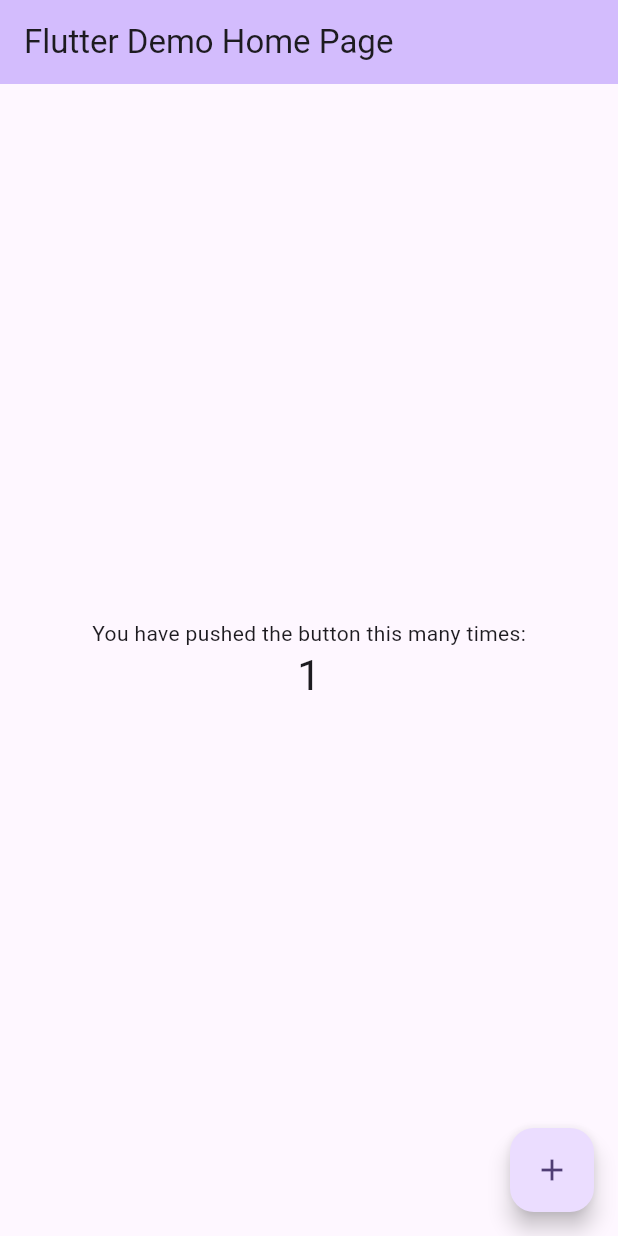
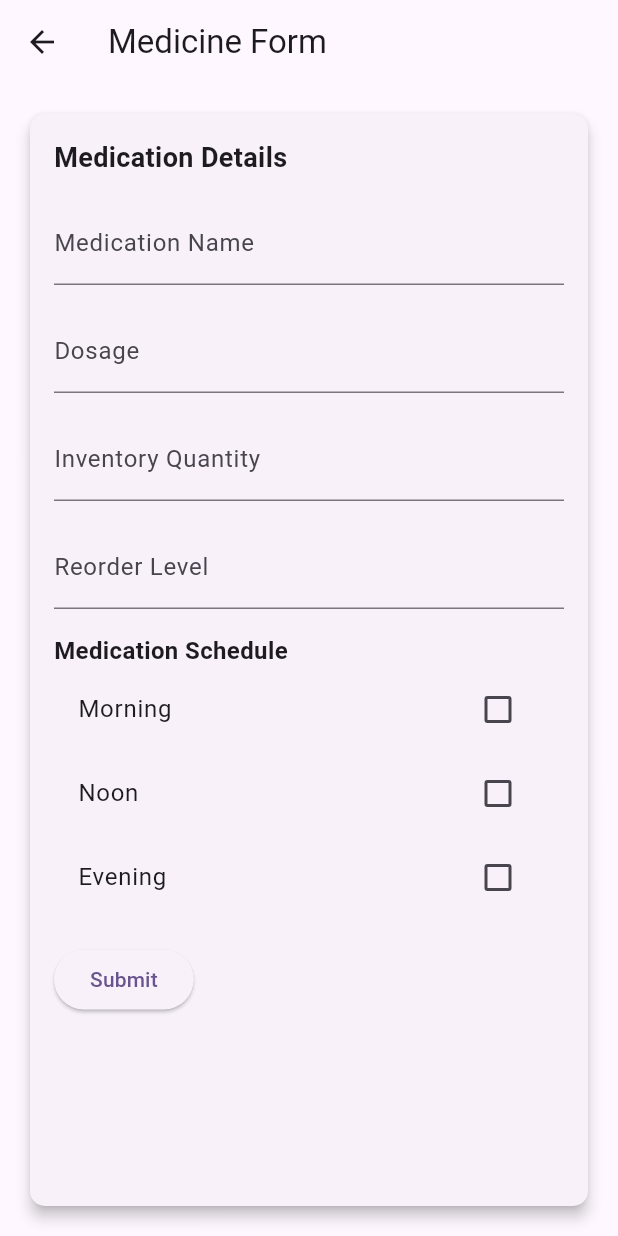
Before and after one commit to KJanhavi04/medipal_UI, a Flutter app: the screen it shows after launch, after a tap on the "add" icon, on a phone screen of 412 x 824 dp. Run offline on Flutter 3.47's test engine with Material 2 defaults, Android fonts, the phone set to English and light mode, and no system bars.

Commit message:
changes in medicine form

```diff
--- /dev/null
+++ b/lib/dashboard_screen.dart
@@ -0,0 +1,205 @@
+import 'package:flutter/material.dart';
+import 'package:intl/intl.dart';
+
+import 'medicine_form.dart';
+
+class DashboardScreen extends StatefulWidget {
+  const DashboardScreen({super.key});
+
+  @override
+  // ignore: library_private_types_in_public_api
+  _DashboardScreenState createState() => _DashboardScreenState();
+}
+
+class _DashboardScreenState extends State<DashboardScreen> {
+  int _selectedIndex = 0; // Current selected tab index
+
+  void _navigateToMedicineForm(BuildContext context) {
+    Navigator.push(
+      context,
+      MaterialPageRoute(builder: (context) => MedicineForm()),
+    );
+  }
+
+  @override
+  Widget build(BuildContext context) {
+    return Scaffold(
+      appBar: AppBar(
+        title: Row(
+          children: [
+            Image.asset(
+              'assets/images/MediPal.png',
+              width: 30, // Adjust the width as needed
+              height: 30, // Adjust the height as needed
+            ),
+            const SizedBox(width: 8), // Add spacing
+            const Text('MediPal'), // Title next to the image
+          ],
+        ),
+      ),
+      body: Column(
+        children: [
+          _buildCalendar(context), // Horizontal scrollable calendar
+          const Divider(), // Horizontal line
+          Expanded(
+            child: _buildDynamicCards(), // Dynamic vertical cards
+          ),
+        ],
+      ),
+      bottomNavigationBar: Container(
+        color: Colors.lightBlue[100], // Set the background color
+        child: BottomNavigationBar(
+          items: const <BottomNavigationBarItem>[
+            BottomNavigationBarItem(
+              icon: Icon(Icons.dashboard),
+              label: 'Dashboard',
+            ),
+            BottomNavigationBarItem(
+              icon: Icon(Icons.inventory),
+              label: 'Inventory',
+            ),
+            BottomNavigationBarItem(
+              icon: Icon(Icons.person),
+              label: 'Profile',
+            ),
+            BottomNavigationBarItem(
+              icon: Icon(Icons.settings),
+              label: 'Settings',
+            ),
+          ],
+          unselectedItemColor: const Color.fromARGB(255, 0, 0, 0),
+          currentIndex: _selectedIndex,
+          selectedItemColor: Colors.amber[800],
+          onTap: _onTabTapped,
+        ),
+      ),
+      floatingActionButton: FloatingActionButton(
+        onPressed: () {
+          _navigateToMedicineForm(context); // Call the navigation function
+        },
+        backgroundColor: Color.fromARGB(255, 176, 219, 254),
+        child: const Icon(Icons.add), // Set the button background color
+      ),
+      floatingActionButtonLocation: FloatingActionButtonLocation.endFloat,
+    );
+  }
+
+  void _onTabTapped(int index) {
+    setState(() {
+      _selectedIndex = index;
+    });
+
+    // You can add navigation logic here to switch between tabs.
+    // For example, you can use a switch statement to navigate to different screens.
+
+    switch (index) {
+      case 0:
+        // Navigate to Dashboard
+        break;
+      case 1:
+        // Navigate to Inventory
+        break;
+      case 2:
+        // Navigate to Profile
+        break;
+      case 3:
+        // Navigate to Settings
+        break;
+    }
+  }
+
+  Widget _buildCalendar(BuildContext context) {
+    return SizedBox(
+      height: 100, // Adjust the height as needed
+      child: Row(
+        children: [
+          Expanded(
+            child: ListView.builder(
+              scrollDirection: Axis.horizontal,
+              itemCount: 7, // One week calendar
+              itemBuilder: (BuildContext context, int index) {
+                final currentDate = DateTime.now().add(Duration(days: index));
+                final dayName = DateFormat('E').format(currentDate);
+                final dayOfMonth = currentDate.day.toString();
+
+                return Container(
+                  width: 60, // Adjust the width as needed
+                  margin: const EdgeInsets.all(4),
+                  padding: const EdgeInsets.all(8),
+                  decoration: BoxDecoration(
+                    border: Border.all(color: Colors.blue),
+                    borderRadius: BorderRadius.circular(8),
+                  ),
+                  child: Column(
+                    mainAxisAlignment: MainAxisAlignment.spaceEvenly,
+                    children: [
+                      Text(
+                        dayOfMonth,
+                        style: const TextStyle(fontWeight: FontWeight.bold),
+                      ),
+                      Text(dayName),
+                    ],
+                  ),
+                );
+              },
+            ),
+          ),
+          IconButton(
+            icon: const Icon(Icons.calendar_today),
+            onPressed: () {
+              // Open the calendar when the button is clicked
+              _openCalendar(context);
+            },
+          ),
+        ],
+      ),
+    );
+  }
+
+  void _openCalendar(BuildContext context) async {
+    final DateTime currentDate = DateTime.now();
+
+    final DateTime? selectedDate = await showDatePicker(
+      context: context,
+      initialDate: currentDate,
+      firstDate:
+          currentDate.subtract(const Duration(days: 365)), // One year ago
+      lastDate: currentDate.add(const Duration(days: 365)), // One year from now
+    );
+
+    if (selectedDate != null) {
+      // Handle the selected date here (e.g., update the UI with the selected date)
+      print('Selected date: $selectedDate');
+    }
+  }
+
+  Widget _buildDynamicCards() {
+    // Implement your dynamic vertical cards here based on data
+    // You can use a ListView.builder to create a list of cards.
+    // Provide functions to fetch and handle the card data.
+    return ListView.builder(
+      itemCount: _getCardCount(), // Replace with the actual count of cards
+      itemBuilder: (BuildContext context, int index) {
+        return _buildCard(index); // Create individual cards
+      },
+    );
+  }
+
+  int _getCardCount() {
+    // Implement a function to determine the number of cards based on data
+    // Return the actual count of cards
+    return 10; // Example count, replace with your logic
+  }
+
+  Widget _buildCard(int index) {
+    // Implement your individual card widget here
+    // You can customize the card based on the data
+    return Card(
+      margin: const EdgeInsets.all(8),
+      child: ListTile(
+        title: Text('Card $index'), // Customize card content
+        // Add other card content here
+      ),
+    );
+  }
+}
--- a/lib/main.dart
+++ b/lib/main.dart
@@ -1,4 +1,6 @@
 import 'package:flutter/material.dart';
+
+import 'dashboard_screen.dart';
 
 void main() {
   runApp(const MyApp());
@@ -32,7 +34,7 @@ class MyApp extends StatelessWidget {
         colorScheme: ColorScheme.fromSeed(seedColor: Colors.deepPurple),
         useMaterial3: true,
       ),
-      home: const MyHomePage(title: 'Flutter Demo Home Page'),
+      home: DashboardScreen(),
     );
   }
 }
--- /dev/null
+++ b/lib/medicine_form.dart
@@ -0,0 +1,191 @@
+import 'package:flutter/material.dart';
+import 'package:intl/intl.dart';
+
+class MedicineForm extends StatefulWidget {
+  const MedicineForm({super.key});
+
+  @override
+  _MedicineFormState createState() => _MedicineFormState();
+}
+
+class _MedicineFormState extends State<MedicineForm> {
+  final TextEditingController _nameController = TextEditingController();
+  final TextEditingController _dosageController = TextEditingController();
+  final TextEditingController _quantityController = TextEditingController();
+  final TextEditingController _reorderLevelController = TextEditingController();
+
+  TimeOfDay? _morningTime;
+  TimeOfDay? _noonTime;
+  TimeOfDay? _eveningTime;
+
+  @override
+  void dispose() {
+    _nameController.dispose();
+    _dosageController.dispose();
+    _quantityController.dispose();
+    _reorderLevelController.dispose();
+    super.dispose();
+  }
+
+  Future<void> _selectTime(BuildContext context, String timeName) async {
+    final TimeOfDay? selectedTime = await showTimePicker(
+      context: context,
+      initialTime: TimeOfDay.now(),
+    );
+
+    if (selectedTime != null) {
+      setState(() {
+        if (timeName == 'Morning') {
+          _morningTime = selectedTime;
+        } else if (timeName == 'Noon') {
+          _noonTime = selectedTime;
+        } else if (timeName == 'Evening') {
+          _eveningTime = selectedTime;
+        }
+      });
+    }
+  }
+@override
+  Widget build(BuildContext context) {
+    return Scaffold(
+      appBar: AppBar(
+        title: const Text('Medicine Form'),
+      ),
+      body: Padding(
+        padding: const EdgeInsets.all(16.0),
+        child: Card(
+          elevation: 4.0,
+          shape: RoundedRectangleBorder(
+            borderRadius: BorderRadius.circular(10.0),
+          ),
+          child: Padding(
+            padding: const EdgeInsets.all(16.0),
+            child: Column(
+              crossAxisAlignment: CrossAxisAlignment.start,
+              children: [
+                const Text(
+                  'Medication Details',
+                  style: TextStyle(
+                    fontSize: 18.0,
+                    fontWeight: FontWeight.bold,
+                  ),
+                ),
+                const SizedBox(height: 16.0),
+                TextField(
+                  controller: _nameController,
+                  decoration: const InputDecoration(
+                    labelText: 'Medication Name',
+                  ),
+                ),
+                const SizedBox(height: 16.0),
+                TextField(
+                  controller: _dosageController,
+                  decoration: const InputDecoration(
+                    labelText: 'Dosage',
+                  ),
+                ),
+                const SizedBox(height: 16.0),
+                TextField(
+                  controller: _quantityController,
+                  keyboardType: TextInputType.number,
+                  decoration: const InputDecoration(
+                    labelText: 'Inventory Quantity',
+                  ),
+                ),
+                const SizedBox(height: 16.0),
+                TextField(
+                  controller: _reorderLevelController,
+                  keyboardType: TextInputType.number,
+                  decoration: const InputDecoration(
+                    labelText: 'Reorder Level',
+                  ),
+                ),
+                const SizedBox(height: 16.0),
+                const Text(
+                  'Medication Schedule',
+                  style: TextStyle(
+                    fontSize: 16.0,
+                    fontWeight: FontWeight.bold,
+                  ),
+                ),
+                CheckboxListTile(
+                  title: const Text('Morning'),
+                  value: _morningTime != null,
+                  onChanged: (bool? value) {
+                    if (value!) {
+                      _selectTime(context, 'Morning');
+                    } else {
+                      setState(() {
+                        _morningTime = null;
+                      });
+                    }
+                  },
+                ),
+                if (_morningTime != null)
+                  Text('Selected Morning Time: ${_morningTime!.format(context)}'),
+                CheckboxListTile(
+                  title: const Text('Noon'),
+                  value: _noonTime != null,
+                  onChanged: (bool? value) {
+                    if (value!) {
+                      _selectTime(context, 'Noon');
+                    } else {
+                      setState(() {
+                        _noonTime = null;
+                      });
+                    }
+                  },
+                ),
+                if (_noonTime != null)
+                  Text('Selected Noon Time: ${_noonTime!.format(context)}'),
+                CheckboxListTile(
+                  title: const Text('Evening'),
+                  value: _eveningTime != null,
+                  onChanged: (bool? value) {
+                    if (value!) {
+                      _selectTime(context, 'Evening');
+                    } else {
+                      setState(() {
+                        _eveningTime = null;
+                      });
+                    }
+                  },
+                ),
+                if (_eveningTime != null)
+                  Text('Selected Evening Time: ${_eveningTime!.format(context)}'),
+                const SizedBox(height: 16.0),
+                ElevatedButton(
+                  onPressed: () {
+                    // Create a map to store the medication data
+                    final Map<String, dynamic> medicationData = {
+                      'name': _nameController.text,
+                      'dosage': _dosageController.text,
+                      'schedule': {
+                        'morning': _morningTime != null
+                            ? _morningTime!.format(context)
+                            : null,
+                        'noon': _noonTime != null ? _noonTime!.format(context) : null,
+                        'evening': _eveningTime != null
+                            ? _eveningTime!.format(context)
+                            : null,
+                      },
+                      'inventory': {
+                        'quantity': int.tryParse(_quantityController.text) ?? 0,
+                        'reorderLevel':
+                            int.tryParse(_reorderLevelController.text) ?? 0,
+                      },
+                    };
+
+                    // Handle the form data as needed (save to Firestore)
+                    print('Medication Data: $medicationData');
+                  },
+                  child: const Text('Submit'),
+                ),
+              ],
+            ),
+          ),
+        ),
+      ),
+    );
+  }
+}
--- a/pubspec.yaml
+++ b/pubspec.yaml
@@ -30,7 +30,7 @@ environment:
 dependencies:
   flutter:
     sdk: flutter
-
+  intl: ^0.17.0
 
   # The following adds the Cupertino Icons font to your application.
   # Use with the CupertinoIcons class for iOS style icons.
@@ -57,7 +57,9 @@ flutter:
   # included with your application, so that you can use the icons in
   # the material Icons class.
   uses-material-design: true
-
+  assets:
+    - assets/images/MediPalIcon.png
+    - assets/images/MediPal.png
   # To add assets to your application, add an assets section, like this:
   # assets:
   #   - images/a_dot_burr.jpeg
```
Also changed, not shown: lib/splash_screen_.dart (added, +46 -0 lines), lib/welcome_screen.dart (added, +41 -0 lines), assets/images/MediPal.png (added), assets/images/MediPalIcon.png (added), pubspec.lock.
